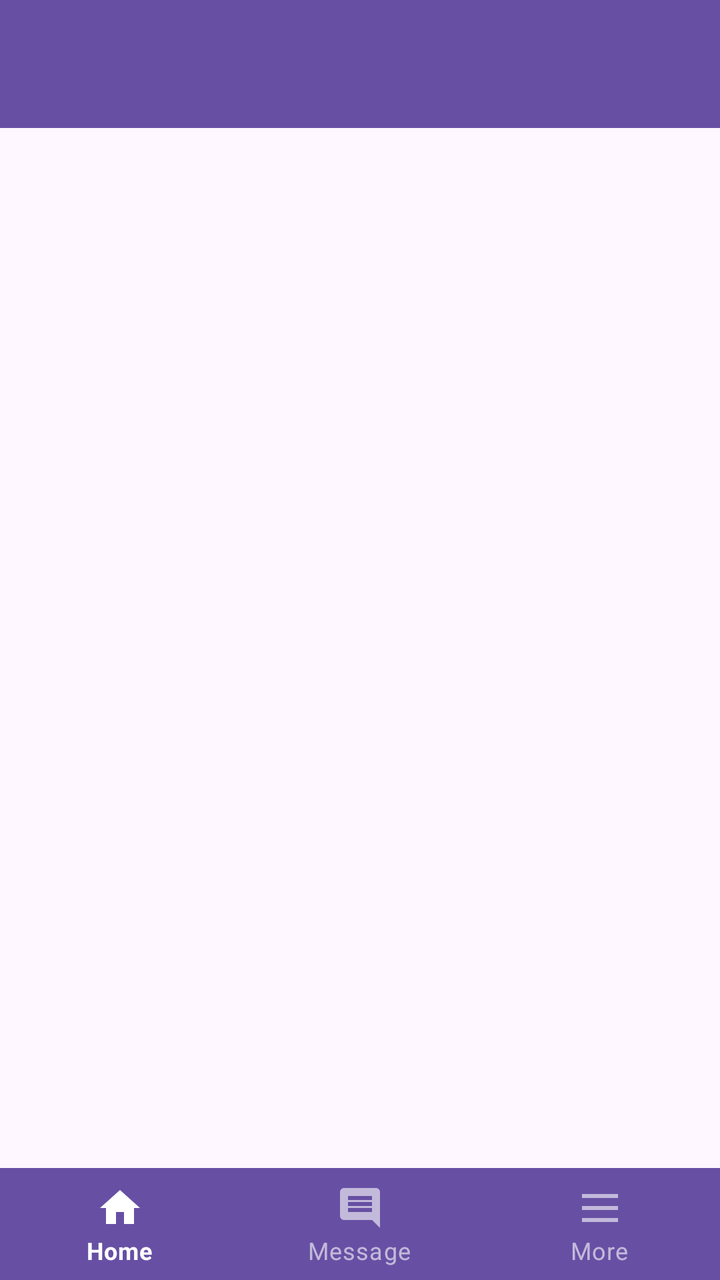
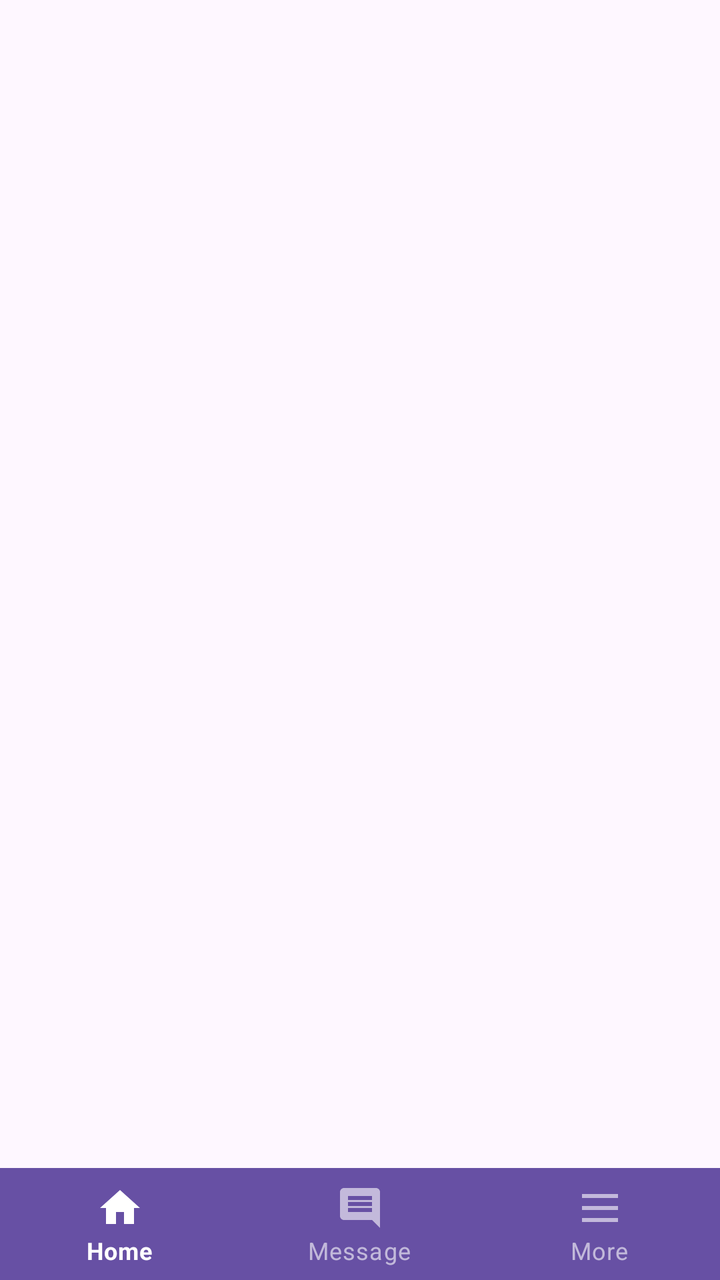

Two renders of the same Android screen: before a commit and after it. Below are the layout's source before the change and the commit's diff.
<!-- AndroidManifest.xml: application theme Theme.SteerApp -->
<!-- res/layout/activity_base.xml -->
<?xml version="1.0" encoding="utf-8"?>
<androidx.constraintlayout.widget.ConstraintLayout xmlns:android="http://schemas.android.com/apk/res/android"
    xmlns:app="http://schemas.android.com/apk/res-auto"
    xmlns:tools="http://schemas.android.com/tools"
    android:id="@+id/main"
    android:layout_width="match_parent"
    android:layout_height="match_parent"
    tools:context=".BaseActivity">

    <com.google.android.material.appbar.AppBarLayout
        android:id="@+id/appBarLayout"
        android:layout_width="match_parent"
        android:layout_height="wrap_content"
        android:theme="@style/ThemeOverlay.AppCompat.Dark.ActionBar">

        <androidx.appcompat.widget.Toolbar
            android:id="@+id/toolbar"
            android:layout_width="match_parent"
            android:layout_height="?attr/actionBarSize"
            android:background="?attr/colorPrimary"
            app:titleTextColor="@android:color/white"
            app:subtitleTextColor="@android:color/white"
            app:popupTheme="@style/ThemeOverlay.AppCompat.Light" />

    </com.google.android.material.appbar.AppBarLayout>

    <FrameLayout
        android:id="@+id/fragment_container"
        android:layout_width="match_parent"
        android:layout_height="0dp"
        app:layout_constraintBottom_toTopOf="@+id/bottom_nav_view"
        app:layout_constraintEnd_toEndOf="parent"
        app:layout_constraintTop_toTopOf="parent" />

    <com.google.android.material.bottomnavigation.BottomNavigationView
        android:id="@+id/bottom_nav_view"
        style="@style/Widget.MaterialComponents.BottomNavigationView.Colored"
        android:layout_width="match_parent"
        android:layout_height="wrap_content"
        app:layout_constraintBottom_toBottomOf="parent"
        app:menu="@menu/bottom_nav_menu" />

</androidx.constraintlayout.widget.ConstraintLayout>
<!-- resources referenced by this layout -->
<resources>
  <style name="Theme.SteerApp" parent="Base.Theme.SteerApp" />
  <style name="Base.Theme.SteerApp" parent="Theme.Material3.DayNight.NoActionBar">
          
          
      </style>
</resources>

<!-- the commit's change to res/layout/activity_base.xml (unified diff, before → after) -->
@@ -6,23 +6,6 @@
     android:layout_width="match_parent"
     android:layout_height="match_parent"
     tools:context=".BaseActivity">
-
-    <com.google.android.material.appbar.AppBarLayout
-        android:id="@+id/appBarLayout"
-        android:layout_width="match_parent"
-        android:layout_height="wrap_content"
-        android:theme="@style/ThemeOverlay.AppCompat.Dark.ActionBar">
-
-        <androidx.appcompat.widget.Toolbar
-            android:id="@+id/toolbar"
-            android:layout_width="match_parent"
-            android:layout_height="?attr/actionBarSize"
-            android:background="?attr/colorPrimary"
-            app:titleTextColor="@android:color/white"
-            app:subtitleTextColor="@android:color/white"
-            app:popupTheme="@style/ThemeOverlay.AppCompat.Light" />
-
-    </com.google.android.material.appbar.AppBarLayout>
 
     <FrameLayout
         android:id="@+id/fragment_container"
